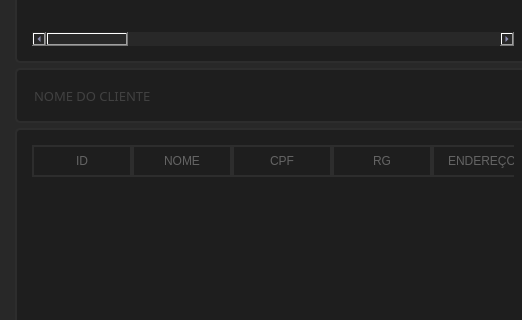
GLimas99/MakeForms, file doc.ui: the form before one commit; both pictures show x 0 to 522 and y 320 to 640 of the 1065 by 755 pixel window.
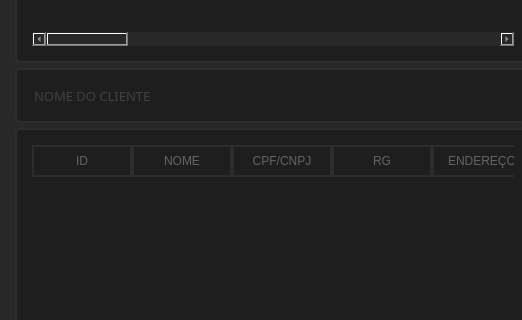
The form after the commit.

What changed in the file:
```diff
--- a/doc.ui
+++ b/doc.ui
@@ -1022,7 +1022,7 @@
                      </column>
                      <column>
                       <property name="text">
-                       <string>CPF</string>
+                       <string>CPF/CNPJ</string>
                       </property>
                      </column>
                      <column>
```
Left out of the diff: 2 changed lines with no effect on the pictures.
